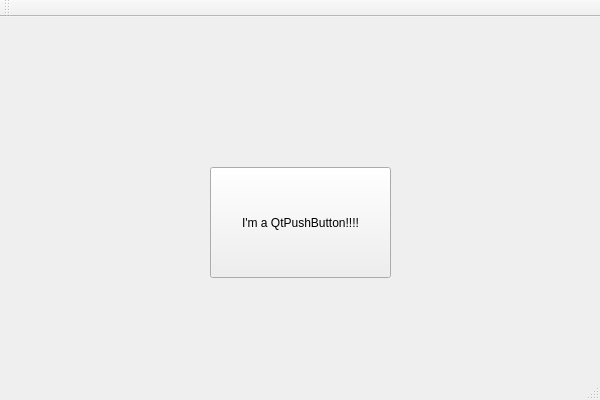
First picture: the form in DronePark1/DronePark1/dronepark1.ui, repository Nomen-Naught/DronePark1, before the edit.
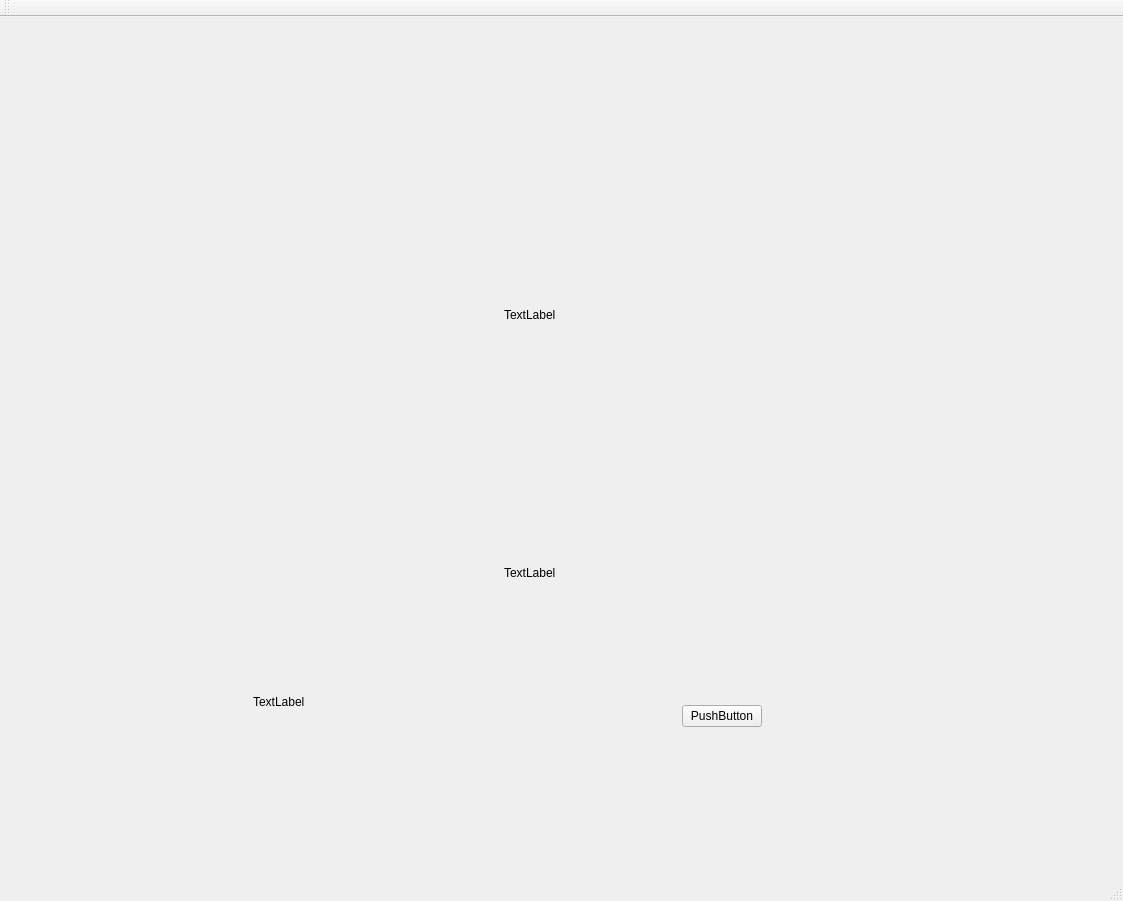
Second picture: the form after the edit.

Diff of the .ui file:
```diff
--- a/DronePark1/DronePark1/dronepark1.ui
+++ b/DronePark1/DronePark1/dronepark1.ui
@@ -6,39 +6,88 @@
    <rect>
     <x>0</x>
     <y>0</y>
-    <width>600</width>
-    <height>400</height>
+    <width>1123</width>
+    <height>901</height>
    </rect>
   </property>
   <property name="windowTitle">
    <string>DronePark1</string>
   </property>
   <widget class="QWidget" name="centralWidget">
-   <widget class="QPushButton" name="pushButton">
+   <widget class="QWidget" name="">
     <property name="geometry">
      <rect>
-      <x>210</x>
-      <y>150</y>
-      <width>181</width>
-      <height>111</height>
+      <x>50</x>
+      <y>160</y>
+      <width>901</width>
+      <height>561</height>
      </rect>
     </property>
-    <property name="text">
-     <string>I'm a QtPushButton!!!!</string>
-    </property>
+    <layout class="QHBoxLayout" name="horizontalLayout">
+     <item>
+      <layout class="QVBoxLayout" name="verticalLayout">
+       <item>
+        <layout class="QVBoxLayout" name="verticalLayout_3">
+         <item>
+          <layout class="QGridLayout" name="gridLayout"/>
+         </item>
+         <item alignment="Qt::AlignHCenter|Qt::AlignBottom">
+          <widget class="QLabel" name="label">
+           <property name="enabled">
+            <bool>true</bool>
+           </property>
+           <property name="minimumSize">
+            <size>
+             <width>0</width>
+             <height>50</height>
+            </size>
+           </property>
+           <property name="text">
+            <string>TextLabel</string>
+           </property>
+          </widget>
+         </item>
+        </layout>
+       </item>
+      </layout>
+     </item>
+     <item>
+      <layout class="QVBoxLayout" name="verticalLayout_2">
+       <item>
+        <layout class="QVBoxLayout" name="verticalLayout_4">
+         <item>
+          <widget class="QLabel" name="label_2">
+           <property name="text">
+            <string>TextLabel</string>
+           </property>
+          </widget>
+         </item>
+         <item>
+          <widget class="QLabel" name="label_3">
+           <property name="text">
+            <string>TextLabel</string>
+           </property>
+          </widget>
+         </item>
+         <item alignment="Qt::AlignHCenter">
+          <widget class="QPushButton" name="pushButton">
+           <property name="text">
+            <string>PushButton</string>
+           </property>
+          </widget>
+         </item>
+        </layout>
+       </item>
+      </layout>
+     </item>
+    </layout>
    </widget>
   </widget>
-  <widget class="QMenuBar" name="menuBar">
-   <property name="geometry">
-    <rect>
-     <x>0</x>
-     <y>0</y>
-     <width>600</width>
-     <height>21</height>
-    </rect>
+  <widget class="QStatusBar" name="statusBar"/>
+  <widget class="QToolBar" name="toolBar">
+   <property name="windowTitle">
+    <string>toolBar</string>
    </property>
-  </widget>
-  <widget class="QToolBar" name="mainToolBar">
    <attribute name="toolBarArea">
     <enum>TopToolBarArea</enum>
    </attribute>
@@ -46,7 +95,6 @@
     <bool>false</bool>
    </attribute>
   </widget>
-  <widget class="QStatusBar" name="statusBar"/>
  </widget>
  <layoutdefault spacing="6" margin="11"/>
  <resources>
```
